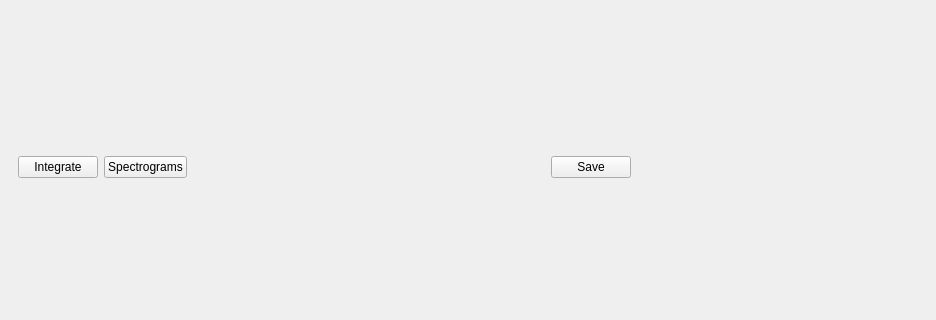
Old version of the form ui/windowLayout.ui in the repository pponsv/mirnov_viewer; both pictures show x 0 to 936 and y 480 to 800 of the 1200 by 800 pixel window.
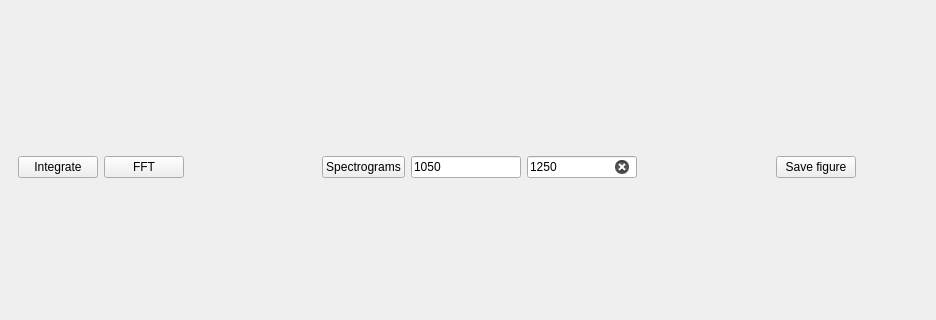
New version of the form. Custom widgets are drawn as their Qt base class.

Commit message: Added tlim and coil names for spectrograms, added fft button

Diff of the .ui file:
```diff
--- a/ui/windowLayout.ui
+++ b/ui/windowLayout.ui
@@ -202,48 +202,97 @@
     <item row="2" column="0">
      <widget class="QWidget" name="bottomwidget" native="true">
       <layout class="QGridLayout" name="gridLayout_3">
-       <item row="1" column="5">
-        <widget class="QLabel" name="label_4">
+       <item row="1" column="0">
+        <widget class="QPushButton" name="integrateDataButton">
          <property name="text">
-          <string>Coil:</string>
+          <string>Integrate</string>
          </property>
         </widget>
        </item>
-       <item row="1" column="7">
+       <item row="1" column="11">
         <widget class="QPushButton" name="seeAloneButton">
          <property name="text">
           <string>See alone</string>
          </property>
         </widget>
        </item>
-       <item row="1" column="1">
+       <item row="1" column="3">
         <widget class="QPushButton" name="spectrogramsButton">
          <property name="text">
           <string>Spectrograms</string>
          </property>
         </widget>
        </item>
-       <item row="1" column="2">
-        <spacer name="horizontalSpacer_5">
-         <property name="orientation">
-          <enum>Qt::Horizontal</enum>
+       <item row="1" column="10">
+        <widget class="QComboBox" name="coilDataRetrievalSelector"/>
+       </item>
+       <item row="1" column="1">
+        <widget class="QPushButton" name="fftButton">
+         <property name="text">
+          <string>FFT</string>
          </property>
-         <property name="sizeHint" stdset="0">
+        </widget>
+       </item>
+       <item row="1" column="5">
+        <widget class="QLineEdit" name="upperTLim">
+         <property name="minimumSize">
           <size>
-           <width>40</width>
-           <height>20</height>
+           <width>110</width>
+           <height>22</height>
           </size>
          </property>
-        </spacer>
-       </item>
-       <item row="1" column="3">
-        <widget class="QPushButton" name="saveButton">
+         <property name="maximumSize">
+          <size>
+           <width>110</width>
+           <height>22</height>
+          </size>
+         </property>
          <property name="text">
-          <string>Save</string>
+          <string>1250</string>
+         </property>
+         <property name="placeholderText">
+          <string>Upper limit [ms]</string>
+         </property>
+         <property name="clearButtonEnabled">
+          <bool>true</bool>
          </property>
         </widget>
        </item>
        <item row="1" column="4">
+        <widget class="QLineEdit" name="lowerTLim">
+         <property name="sizePolicy">
+          <sizepolicy hsizetype="Expanding" vsizetype="Fixed">
+           <horstretch>0</horstretch>
+           <verstretch>0</verstretch>
+          </sizepolicy>
+         </property>
+         <property name="minimumSize">
+          <size>
+           <width>110</width>
+           <height>22</height>
+          </size>
+         </property>
+         <property name="maximumSize">
+          <size>
+           <width>110</width>
+           <height>22</height>
+          </size>
+         </property>
+         <property name="baseSize">
+          <size>
+           <width>100</width>
+           <height>22</height>
+          </size>
+         </property>
+         <property name="text">
+          <string>1050</string>
+         </property>
+         <property name="placeholderText">
+          <string>Lower limit [ms]</string>
+         </property>
+        </widget>
+       </item>
+       <item row="1" column="8">
         <spacer name="horizontalSpacer_2">
          <property name="orientation">
           <enum>Qt::Horizontal</enum>
@@ -256,15 +305,45 @@
          </property>
         </spacer>
        </item>
-       <item row="1" column="0">
-        <widget class="QPushButton" name="integrateDataButton">
-         <property name="text">
-          <string>Integrate</string>
-         </property>
-        </widget>
-       </item>
        <item row="1" column="6">
-        <widget class="QComboBox" name="coilDataRetrievalSelector"/>
+        <spacer name="horizontalSpacer_5">
+         <property name="orientation">
+          <enum>Qt::Horizontal</enum>
+         </property>
+         <property name="sizeHint" stdset="0">
+          <size>
+           <width>40</width>
+           <height>20</height>
+          </size>
+         </property>
+        </spacer>
+       </item>
+       <item row="1" column="7">
+        <widget class="QPushButton" name="saveButton">
+         <property name="text">
+          <string>Save figure</string>
+         </property>
+        </widget>
+       </item>
+       <item row="1" column="9">
+        <widget class="QLabel" name="label_4">
+         <property name="text">
+          <string>Coil:</string>
+         </property>
+        </widget>
+       </item>
+       <item row="1" column="2">
+        <spacer name="horizontalSpacer_4">
+         <property name="orientation">
+          <enum>Qt::Horizontal</enum>
+         </property>
+         <property name="sizeHint" stdset="0">
+          <size>
+           <width>40</width>
+           <height>20</height>
+          </size>
+         </property>
+        </spacer>
        </item>
       </layout>
      </widget>
```
The commit also changes 4 other files.
